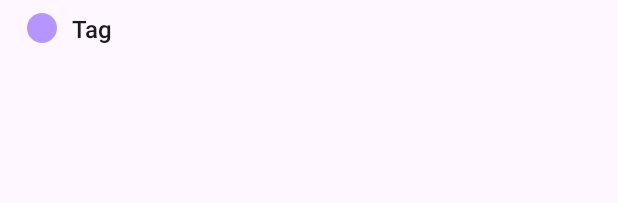
After one commit to ferrariofilippo/SaveApp_Kotlin, an Android app built with Jetpack Compose: the layout tag_dropdown_item.xml on its own in the app's theme, with its tools: preview values and no code run, on a phone screen of 412 x 824 dp. The commit adds this screen. Shown: the top 203 px of the screen. Run offline under Robolectric (Android 15) with nearby library versions, the phone set to English and light mode, and no system bars.

Commit message:
Tags dropdown, Fixes & API

```diff
--- a/app/src/main/java/com/ferrariofilippo/saveapp/util/SubscriptionUtil.kt
+++ b/app/src/main/java/com/ferrariofilippo/saveapp/util/SubscriptionUtil.kt
@@ -17,7 +17,7 @@ object SubscriptionUtil {
         }
     }
 
-    fun getMovementFromSub(s: Subscription): Movement? {
+    fun getMovementFromSub(s: Subscription, description: String): Movement? {
         if (s.nextRenewal.isAfter(LocalDate.now()))
             return null;
 
@@ -26,7 +26,7 @@ object SubscriptionUtil {
         return Movement(
             0,
             s.amount,
-            "Payment of: ${s.description} ${s.nextRenewal}",
+            String.format(description, s.description, s.nextRenewal.toString()),
             LocalDate.now(),
             s.tagId,
             s.budgetId
--- a/app/src/main/java/com/ferrariofilippo/saveapp/view/NewMovementFragment.kt
+++ b/app/src/main/java/com/ferrariofilippo/saveapp/view/NewMovementFragment.kt
@@ -16,6 +16,7 @@ import com.ferrariofilippo.saveapp.model.entities.Tag
 import com.ferrariofilippo.saveapp.model.enums.Currencies
 import com.ferrariofilippo.saveapp.model.enums.RenewalType
 import com.ferrariofilippo.saveapp.model.taggeditems.TaggedBudget
+import com.ferrariofilippo.saveapp.view.adapters.TagsDropdownAdapter
 import com.ferrariofilippo.saveapp.view.viewmodels.NewMovementViewModel
 import com.google.android.material.datepicker.MaterialDatePicker
 import java.time.Instant
@@ -71,9 +72,9 @@ class NewMovementFragment : Fragment() {
         val tagAutoComplete = binding.tagInput.editText as AutoCompleteTextView
         viewModel.tags.observe(viewLifecycleOwner, Observer {
             it?.let {
-                val adapter = ArrayAdapter<Tag>(
+                val adapter = TagsDropdownAdapter(
                     binding.tagInput.context,
-                    androidx.appcompat.R.layout.support_simple_spinner_dropdown_item,
+                    R.layout.tag_dropdown_item,
                     it
                 )
 
--- a/app/src/main/res/layout/fragment_new_movement.xml
+++ b/app/src/main/res/layout/fragment_new_movement.xml
@@ -3,11 +3,8 @@
     xmlns:app="http://schemas.android.com/apk/res-auto">
 
     <data>
-
         <import type="com.ferrariofilippo.saveapp.converters.Converters" />
-
         <import type="android.view.View" />
-
         <variable
             name="vm"
             type="com.ferrariofilippo.saveapp.view.viewmodels.NewMovementViewModel" />
@@ -113,7 +110,7 @@
             android:layout_height="wrap_content"
             android:layout_below="@id/budgetInput"
             android:hint="@string/tag_hint"
-            android:visibility="@{vm.tag == null ? View.VISIBLE : View.GONE}">
+            android:visibility="@{vm.budget == null ? View.VISIBLE : View.GONE}">
 
             <AutoCompleteTextView
                 android:layout_width="match_parent"
--- /dev/null
+++ b/app/src/main/res/layout/tag_dropdown_item.xml
@@ -0,0 +1,30 @@
+<?xml version="1.0" encoding="utf-8"?>
+<RelativeLayout xmlns:android="http://schemas.android.com/apk/res/android"
+    xmlns:app="http://schemas.android.com/apk/res-auto"
+    android:layout_width="match_parent"
+    android:layout_height="wrap_content"
+    android:paddingHorizontal="16dp">
+
+    <ImageView
+        android:id="@+id/tag_pill"
+        android:layout_width="24dp"
+        android:layout_height="24dp"
+        android:layout_alignParentStart="true"
+        android:layout_centerVertical="true"
+        android:layout_marginEnd="8dp"
+        app:srcCompat="@drawable/round_circle_16"
+        app:tint="?attr/colorPrimary" />
+
+    <TextView
+        android:id="@+id/tag_name"
+        android:layout_width="0dp"
+        android:layout_height="wrap_content"
+        android:layout_alignParentEnd="true"
+        android:layout_toEndOf="@id/tag_pill"
+        android:ellipsize="end"
+        android:maxLines="1"
+        android:paddingVertical="8dp"
+        android:text="@string/tag_hint"
+        android:textAppearance="?attr/textAppearanceTitleMedium" />
+
+</RelativeLayout>
--- a/app/src/main/res/values/strings.xml
+++ b/app/src/main/res/values/strings.xml
@@ -50,4 +50,5 @@
     <string name="choose_date">Choose a date</string>
     <string name="amount_error">Amount is not valid</string>
     <string name="description_error">Description is empty</string>
+    <string name="payment_of">Payment of %s %s</string>
 </resources>
```
Also changed, not shown: app/src/main/java/com/ferrariofilippo/saveapp/MainActivity.kt (+6 -7 lines), app/src/main/java/com/ferrariofilippo/saveapp/SaveAppApplication.kt (+5 -3 lines), app/src/main/java/com/ferrariofilippo/saveapp/util/CurrencyApiService.kt (+59 -6 lines), app/src/main/java/com/ferrariofilippo/saveapp/util/SettingsUtil.kt (renamed from app/src/main/java/com/ferrariofilippo/saveapp/util/DataStoreUtil.kt, +8 -10 lines), app/src/main/java/com/ferrariofilippo/saveapp/view/adapters/TagsDropdownAdapter.kt (added, +73 -0 lines), app/src/main/java/com/ferrariofilippo/saveapp/view/viewmodels/NewMovementViewModel.kt (+11 -8 lines).
